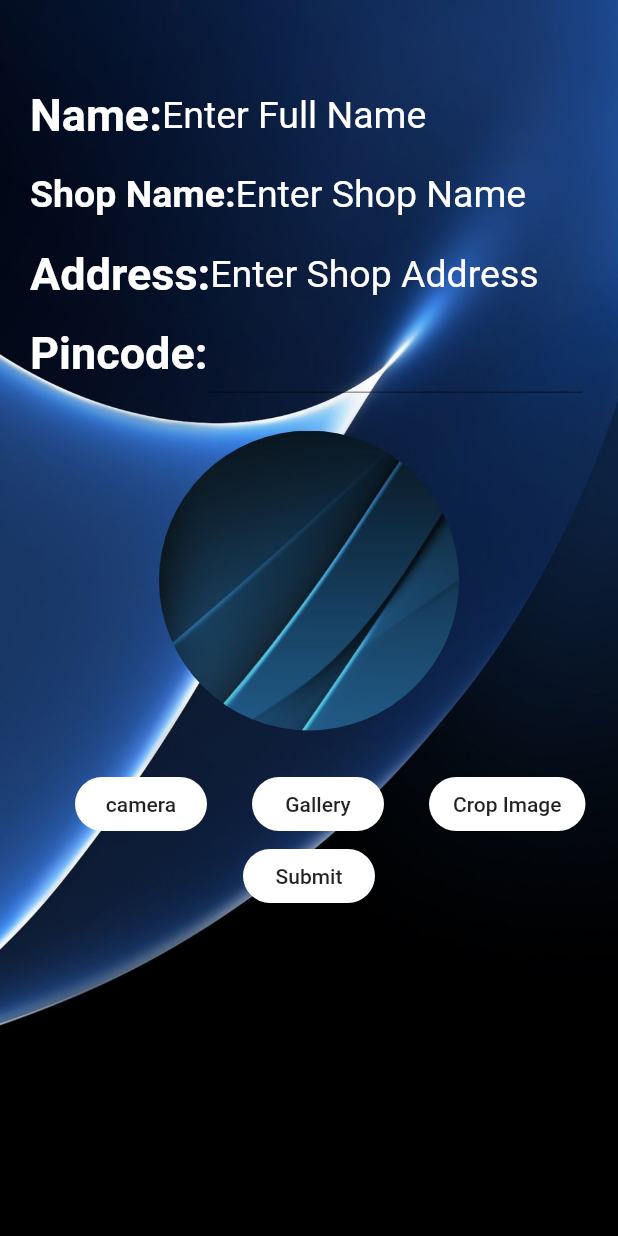
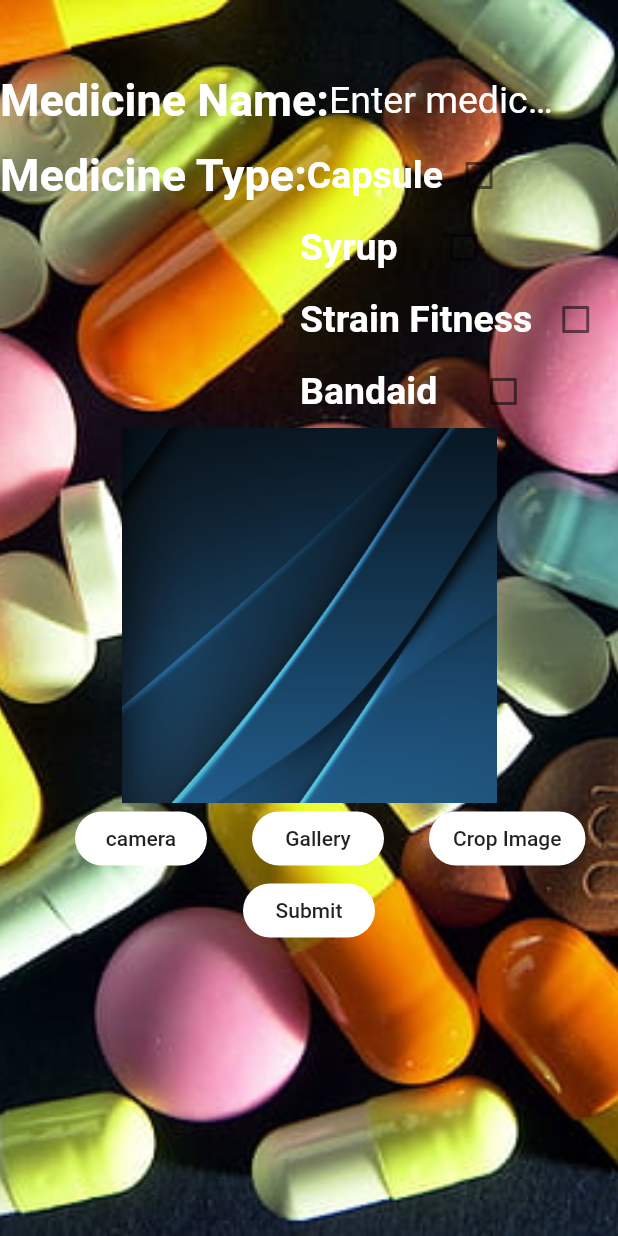
Before and after one commit to aviral38/AppDev, a Flutter app: the screen it shows after launch, on a phone screen of 412 x 824 dp. Run offline on Flutter 3.47's test engine with Material 2 defaults, Android fonts, the phone set to English and light mode, and no system bars; our stand-ins replace cloud_firestore, firebase_auth, firebase_core, firebase_database, firebase_storage, image_cropper and 2 more; missing offline and left inert: image_picker_platform_interface, watson_assistant_v2; accounts and stored records are empty.

Commit message:
Added medicine uploading page

```diff
--- a/medicine_book/lib/main.dart
+++ b/medicine_book/lib/main.dart
@@ -3,6 +3,7 @@ import 'package:photo/homepage.dart';
 import 'image.dart';
 import 'package:firebase_core/firebase_core.dart';
 import 'shopkeeper.dart';
+import 'upload_med.dart';
 void main() {
   runApp(MyApp());
 }
@@ -17,7 +18,7 @@ class _MyAppState extends State<MyApp> {
   @override
   Widget build(BuildContext context) {
     return MaterialApp(
-      home: shop_reg(),
+      home: med_upload(),
     );
   }
 }
--- a/medicine_book/lib/shopkeeper.dart
+++ b/medicine_book/lib/shopkeeper.dart
@@ -119,6 +119,8 @@ class _shop_regState extends State<shop_reg> {
                   width: 250,
                   child: TextField(
                       decoration: InputDecoration(
+                        border: OutlineInputBorder(
+                            borderSide: BorderSide(color: Colors.white)),
                         focusedBorder: OutlineInputBorder(
                             borderSide: BorderSide(color: Colors.white)),
                         hintStyle: TextStyle(color: Colors.white),
--- /dev/null
+++ b/medicine_book/lib/upload_med.dart
@@ -0,0 +1,167 @@
+import 'package:flutter/material.dart';
+import 'package:photo/formText.dart';
+import 'dart:io';
+import 'package:image_cropper/image_cropper.dart';
+import 'package:image_picker/image_picker.dart';
+class med_upload extends StatefulWidget {
+  @override
+  _med_uploadState createState() => _med_uploadState();
+}
+
+class _med_uploadState extends State<med_upload> {
+  String med_name='';
+  bool capsule=false,syrup=false,strain=false,bandaid=false;
+  File _imageFile;
+  Future<void> _pickImage(ImageSource source) async {
+    File selected = await ImagePicker.pickImage(source: source);
+    setState(() {
+      _imageFile = selected;
+    });
+  }
+
+  Future<void> _cropImage() async {
+    File cropped = await ImageCropper.cropImage(
+      sourcePath: _imageFile.path,
+    );
+    setState(() {
+      _imageFile = cropped;
+    });
+  }
+  @override
+  Widget build(BuildContext context) {
+    return Material(
+      child: DecoratedBox(
+        decoration: BoxDecoration(
+          image: DecorationImage(
+              image: AssetImage('images/pharm.png'), fit: BoxFit.cover),
+        ),
+        child: Column(
+          children: [
+            SizedBox(height: 40,),
+            Row(children: [
+              Text('Medicine Name:',style: TextStyle(fontSize: 30,fontWeight: FontWeight.bold,color: Colors.white),),
+              form(hinttext: 'Enter medicine name',onchange: (value){setState(() {
+                med_name=value;
+              });},
+              width: 150,)
+            ],
+            ),
+            Row(children: [
+              Text('Medicine Type:',style:TextStyle(fontSize: 30,fontWeight: FontWeight.bold,color: Colors.white),),
+              Text('Capsule',style:TextStyle(fontSize: 25,fontWeight: FontWeight.bold,color: Colors.white)),
+              Checkbox(value: capsule, onChanged: (bool value){setState(() {
+                capsule=value;
+                if(capsule=true)
+                  {
+                    strain=false;
+                    syrup=false;
+                    bandaid=false;
+                  }
+              });}),
+            ],),
+            Row(children: [
+              SizedBox(width: 200,),
+              Text('Syrup',style:TextStyle(fontSize: 25,fontWeight: FontWeight.bold,color: Colors.white)),
+              SizedBox(width: 20,),
+              Checkbox(value: syrup, onChanged: (bool value){setState(() {
+                syrup=value;
+                if(syrup=true)
+                {
+                  strain=false;
+                  capsule=false;
+                  bandaid=false;
+                }
+              });}),
+
+            ],),
+            Row(children: [
+              SizedBox(width: 200,),
+              Text('Strain Fitness',style:TextStyle(fontSize: 25,fontWeight: FontWeight.bold,color: Colors.white)),
+              SizedBox(width: 5,),
+              Checkbox(value: strain, onChanged: (bool value){setState(() {
+                strain=value;
+                if(strain=true)
+                {
+                  capsule=false;
+                  syrup=false;
+                  bandaid=false;
+                }
+              });}),
+
+            ],),
+            Row(children: [
+              SizedBox(width: 200,),
+              Text('Bandaid',style:TextStyle(fontSize: 25,fontWeight: FontWeight.bold,color: Colors.white)),
+              SizedBox(width: 20,),
+              Checkbox(value: bandaid, onChanged: (bool value){setState(() {
+                bandaid=value;
+                if(bandaid=true)
+                {
+                  strain=false;
+                  syrup=false;
+                  capsule=false;
+                }
+              });}),
+
+            ],),
+            Container(
+              height: 250,
+              width: 250,
+              child: _imageFile == null
+                  ? Image(image: AssetImage('images/wall.png'),height: 200,width:200,fit: BoxFit.cover,)
+                  : Image.file(_imageFile,height: 200,width: 200,fit: BoxFit.cover,),
+            ),
+            Row(
+              children: [
+                SizedBox(width: 50,),
+                FlatButton(
+                  child: Text('camera'),
+                  onPressed: () {
+                    _pickImage(ImageSource.camera);
+                  },
+                  shape: RoundedRectangleBorder(
+                    borderRadius: BorderRadius.circular(30.0),
+                  ),
+                  color: Colors.white,
+                ),
+                SizedBox(width: 30,),
+                FlatButton(
+                  child: Text('Gallery'),
+                  onPressed: () {
+                    _pickImage(ImageSource.gallery);
+                  },
+                  shape: RoundedRectangleBorder(
+                    borderRadius: BorderRadius.circular(30.0),
+                  ),
+                  color: Colors.white,
+                ),
+                SizedBox(width: 30,),
+                FlatButton(
+                  child: Text('Crop Image'),
+                  onPressed: () {
+                    _cropImage();
+                  },
+                  shape: RoundedRectangleBorder(
+                    borderRadius: BorderRadius.circular(30.0),
+                  ),
+                  color: Colors.white,
+                ),
+              ],
+            ),
+            FlatButton(
+              child: Text('Submit'),
+              onPressed: () {
+                print("submitted");
+              },
+              shape: RoundedRectangleBorder(
+                borderRadius: BorderRadius.circular(30.0),
+              ),
+              color: Colors.white,
+            ),
+          ],
+
+        ),
+      ),
+    );
+  }
+}
```
Also changed, not shown: medicine_book/images/pharm.png (added).
